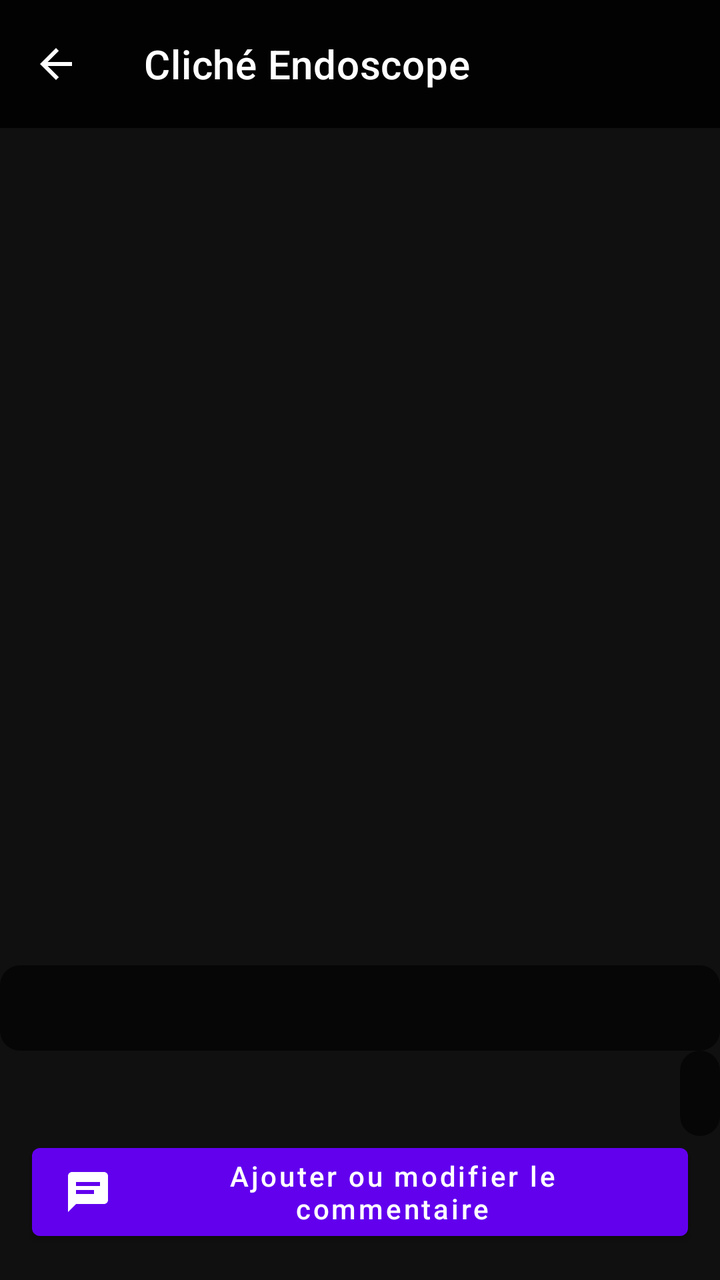
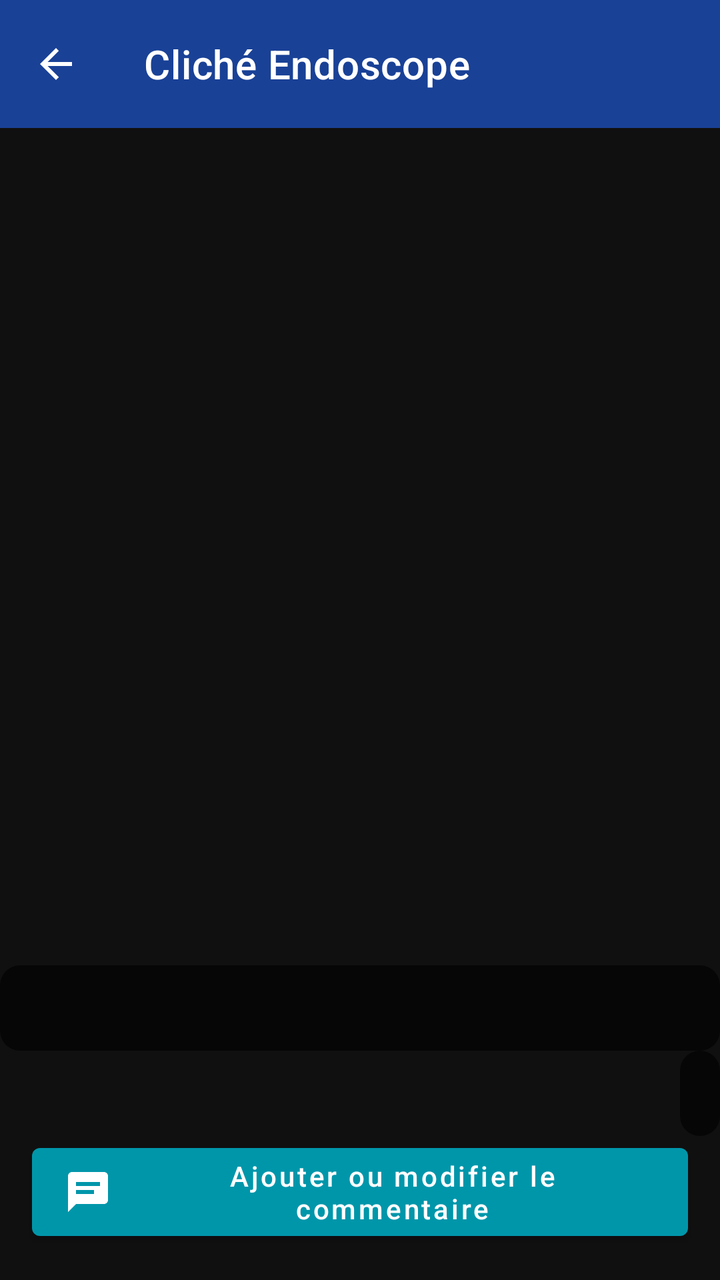

Two renders of the same Android screen: before a commit and after it. Below are the layout's source before the change and the commit's diff.
<!-- AndroidManifest.xml: application theme Theme.ClinkCameraDemo -->
<!-- res/layout/activity_media_viewer.xml -->
<?xml version="1.0" encoding="utf-8"?>
<androidx.constraintlayout.widget.ConstraintLayout
    xmlns:android="http://schemas.android.com/apk/res/android"
    xmlns:app="http://schemas.android.com/apk/res-auto"
    android:layout_width="match_parent"
    android:layout_height="match_parent"
    android:background="#FF101010">

    <com.google.android.material.appbar.MaterialToolbar
        android:id="@+id/toolbar"
        android:layout_width="0dp"
        android:layout_height="wrap_content"
        android:minHeight="64dp"
        android:background="#E6000000"
        app:navigationIcon="@drawable/ic_arrow_back_alyx"
        app:navigationIconTint="@android:color/white"
        app:title="@string/media_viewer"
        app:titleTextColor="@android:color/white"
        app:layout_constraintEnd_toEndOf="parent"
        app:layout_constraintStart_toStartOf="parent"
        app:layout_constraintTop_toTopOf="parent" />

    <androidx.constraintlayout.widget.ConstraintLayout
        android:id="@+id/mediaFrame"
        android:layout_width="0dp"
        android:layout_height="0dp"
        app:layout_constraintBottom_toTopOf="@id/commentBtn"
        app:layout_constraintEnd_toEndOf="parent"
        app:layout_constraintStart_toStartOf="parent"
        app:layout_constraintTop_toBottomOf="@id/toolbar">

        <ImageView
            android:id="@+id/imageView"
            android:layout_width="0dp"
            android:layout_height="0dp"
            android:contentDescription="@string/media_preview"
            android:scaleType="fitCenter"
            app:layout_constraintBottom_toBottomOf="parent"
            app:layout_constraintEnd_toEndOf="parent"
            app:layout_constraintStart_toStartOf="parent"
            app:layout_constraintTop_toTopOf="parent" />

        <VideoView
            android:id="@+id/videoView"
            android:layout_width="0dp"
            android:layout_height="0dp"
            android:visibility="gone"
            app:layout_constraintBottom_toBottomOf="parent"
            app:layout_constraintEnd_toEndOf="parent"
            app:layout_constraintStart_toStartOf="parent"
            app:layout_constraintTop_toTopOf="parent" />

        <TextView
            android:id="@+id/commentTv"
            android:layout_width="0dp"
            android:layout_height="wrap_content"
            android:background="@drawable/bg_media_text"
            android:gravity="end"
            android:maxLines="4"
            android:padding="10dp"
            android:textColor="#FFFFFF00"
            android:textSize="17sp"
            android:textStyle="bold"
            app:layout_constraintBottom_toTopOf="@id/timestampTv"
            app:layout_constraintEnd_toEndOf="parent"
            app:layout_constraintStart_toStartOf="parent" />

        <TextView
            android:id="@+id/timestampTv"
            android:layout_width="wrap_content"
            android:layout_height="wrap_content"
            android:background="@drawable/bg_media_text"
            android:gravity="end"
            android:padding="10dp"
            android:textColor="#FFFFFF00"
            android:textSize="17sp"
            android:textStyle="bold"
            app:layout_constraintBottom_toBottomOf="parent"
            app:layout_constraintEnd_toEndOf="parent" />

    </androidx.constraintlayout.widget.ConstraintLayout>

    <com.google.android.material.button.MaterialButton
        android:id="@+id/commentBtn"
        android:layout_width="0dp"
        android:layout_height="56dp"
        android:layout_margin="16dp"
        android:text="@string/add_or_edit_comment"
        android:textAllCaps="false"
        app:icon="@drawable/ic_comment_alyx"
        app:layout_constraintBottom_toBottomOf="parent"
        app:layout_constraintEnd_toEndOf="parent"
        app:layout_constraintStart_toStartOf="parent" />

</androidx.constraintlayout.widget.ConstraintLayout>
<!-- resources referenced by this layout -->
<resources>
  <!-- drawable bg_media_text (drawable) -->
  <shape xmlns:android="http://schemas.android.com/apk/res/android" android:shape="rectangle">
      <solid android:color="#99000000" />
      <corners android:radius="10dp" />
  </shape>
  <!-- drawable ic_arrow_back_alyx (drawable) -->
  <vector xmlns:android="http://schemas.android.com/apk/res/android"
      android:width="24dp" android:height="24dp"
      android:viewportWidth="24" android:viewportHeight="24">
      <path android:fillColor="@android:color/white"
          android:pathData="M20,11H7.83l5.59,-5.59L12,4l-8,8 8,8 1.42,-1.41L7.83,13H20v-2z" />
  </vector>
  <!-- drawable ic_comment_alyx (drawable) -->
  <vector xmlns:android="http://schemas.android.com/apk/res/android"
      android:width="24dp"
      android:height="24dp"
      android:viewportWidth="24"
      android:viewportHeight="24">
      <path
          android:fillColor="@android:color/white"
          android:pathData="M20,2H4c-1.1,0 -2,0.9 -2,2v18l4,-4h14c1.1,0 2,-0.9 2,-2V4c0,-1.1 -0.9,-2 -2,-2zM6,7h12v2H6V7zM6,11h9v2H6v-2z" />
  </vector>
  <string name="add_or_edit_comment">Ajouter ou modifier le commentaire</string>
  <string name="media_preview">Aperçu du cliché</string>
  <string name="media_viewer">Cliché Endoscope</string>
  <style name="Theme.ClinkCameraDemo" parent="Theme.MaterialComponents.DayNight.DarkActionBar">
          
          <item name="colorPrimary">@color/purple_500</item>
          <item name="colorPrimaryVariant">@color/purple_700</item>
          <item name="colorOnPrimary">@color/white</item>
          
          <item name="colorSecondary">@color/teal_200</item>
          <item name="colorSecondaryVariant">@color/teal_700</item>
          <item name="colorOnSecondary">@color/black</item>
          
          <item name="android:statusBarColor" tools:targetApi="l">?attr/colorPrimaryVariant</item>
          
      </style>
  <color name="purple_500">#FF6200EE</color>
  <color name="purple_700">#FF3700B3</color>
  <color name="white">#FFFFFFFF</color>
  <color name="teal_200">#FF03DAC5</color>
  <color name="teal_700">#FF018786</color>
  <color name="black">#FF000000</color>
</resources>

<!-- the commit's change to res/layout/activity_media_viewer.xml (unified diff, before → after) -->
@@ -11,7 +11,7 @@
         android:layout_width="0dp"
         android:layout_height="wrap_content"
         android:minHeight="64dp"
-        android:background="#E6000000"
+        android:background="?attr/colorPrimaryVariant"
         app:navigationIcon="@drawable/ic_arrow_back_alyx"
         app:navigationIconTint="@android:color/white"
         app:title="@string/media_viewer"
<!-- resource entries referenced after the edit -->
@@ -38,11 +38,11 @@
           <item name="android:statusBarColor" tools:targetApi="l">?attr/colorPrimaryVariant</item>
           
       </style>
-  <color name="purple_500">#FF6200EE</color>
-  <color name="purple_700">#FF3700B3</color>
+  <color name="purple_500">#FF0096AA</color>
+  <color name="purple_700">#FF194196</color>
   <color name="white">#FFFFFFFF</color>
-  <color name="teal_200">#FF03DAC5</color>
-  <color name="teal_700">#FF018786</color>
+  <color name="teal_200">#FF0096AA</color>
+  <color name="teal_700">#FF194196</color>
   <color name="black">#FF000000</color>
 </resources>
 
